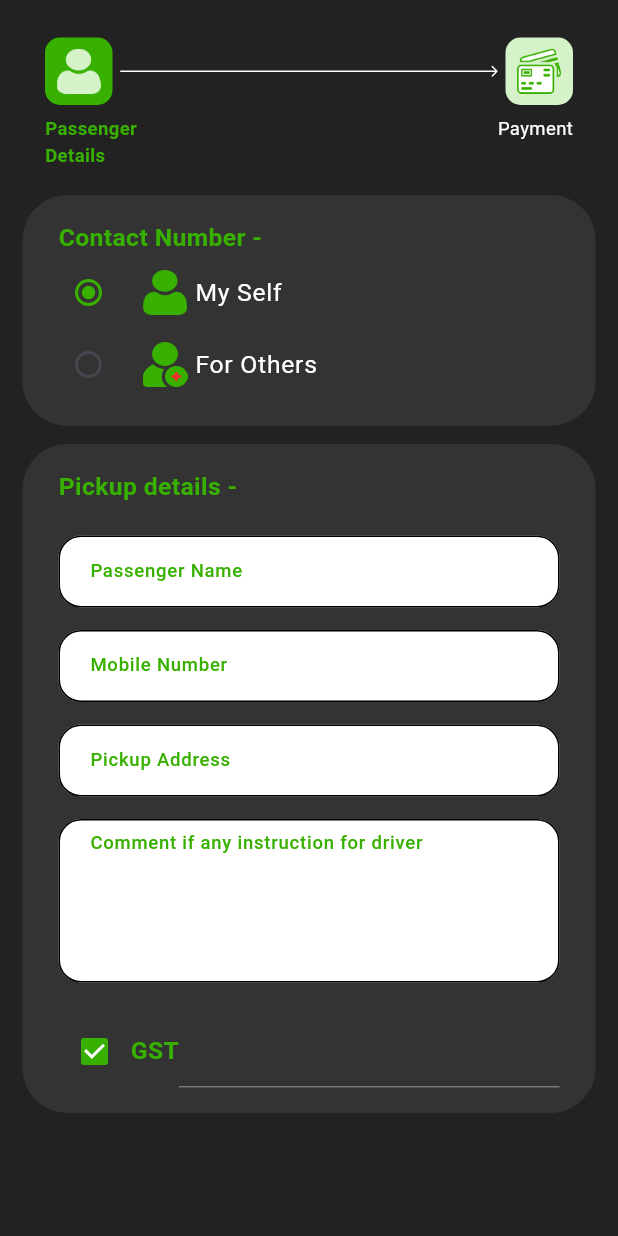
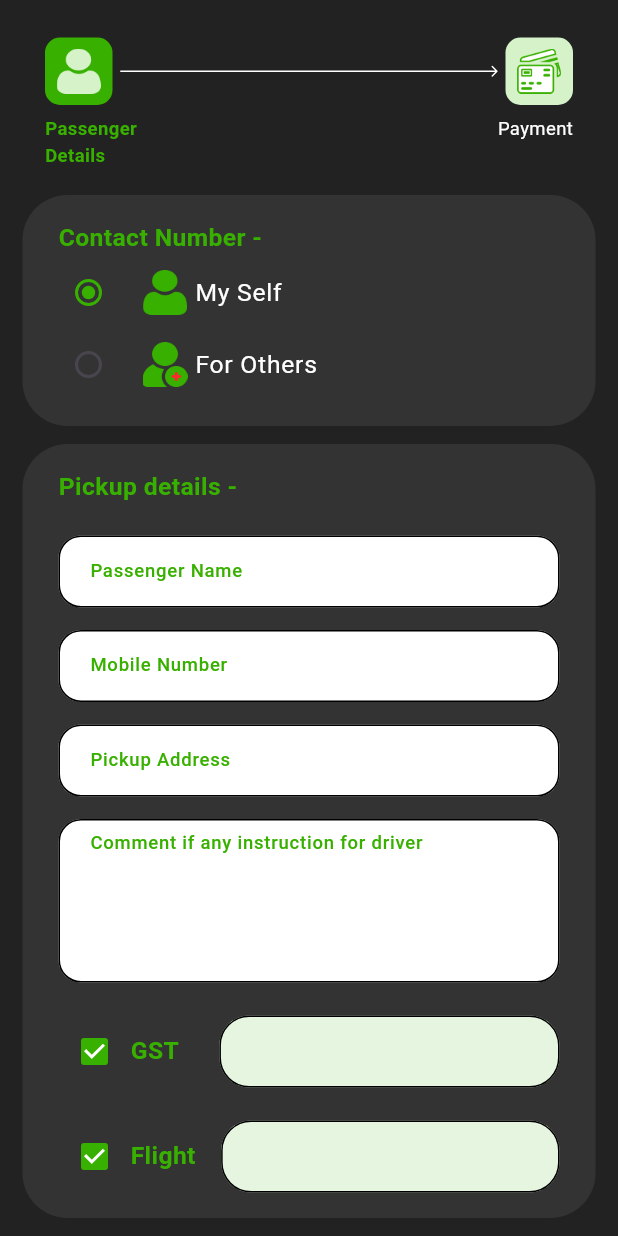
Before and after one commit to MohammedGhazaly/yatri_task, a Flutter app: the screen it shows after launch, on a phone screen of 412 x 824 dp. Run offline on Flutter 3.47's test engine with Material 3 defaults, Android fonts, the phone set to English and light mode, and no system bars; our stand-ins replace flutter_svg.

Commit message:
Finished checkbox with textfield and refactored the section for gst and flight section

```diff
--- a/lib/core/utils/app_colors.dart
+++ b/lib/core/utils/app_colors.dart
@@ -2,7 +2,8 @@ import 'package:flutter/material.dart';
 
 class AppColors {
   static Color primaryColor = const Color(0xff38B000);
-  static Color primaryColorLight = const Color(0xFFD5F2C8);
+  static Color primaryColorLight1 = const Color(0xFFD5F2C8);
+  static Color primaryColorLight2 = const Color(0xFFE6F5E0);
   static Color errorColor = const Color(0xffF92B2B);
   static Color darkColor = const Color(0xff333333);
 }
--- a/lib/core/widgets/renting_progress.dart
+++ b/lib/core/widgets/renting_progress.dart
@@ -43,7 +43,7 @@ class RentingProgress extends StatelessWidget {
                 height: 45,
                 decoration: BoxDecoration(
                   borderRadius: BorderRadius.circular(10),
-                  color: AppColors.primaryColorLight,
+                  color: AppColors.primaryColorLight1,
                 ),
                 child: Center(
                   child: Image.asset(
--- a/lib/features/passenger_details/view/widgets/check_box_and_text_field.dart
+++ b/lib/features/passenger_details/view/widgets/check_box_and_text_field.dart
@@ -3,34 +3,80 @@ import 'package:yatri_car_task/core/utils/app_colors.dart';
 import 'package:yatri_car_task/core/utils/app_style.dart';
 
 class CheckBoxAndTextField extends StatelessWidget {
-  const CheckBoxAndTextField({super.key});
+  final String rentType;
+  final bool isActive;
+  final double sizedBoxValue;
+  const CheckBoxAndTextField(
+      {super.key,
+      required this.rentType,
+      required this.isActive,
+      required this.sizedBoxValue});
 
   @override
   Widget build(BuildContext context) {
     return Row(
       children: [
         Checkbox(
-          value: true,
+          value: isActive,
           onChanged: (value) {},
           activeColor: AppColors.primaryColor,
         ),
         Text(
-          "GST",
+          rentType,
           style: AppStyle.getTextStyleBold16(context).copyWith(
             color: AppColors.primaryColor,
           ),
         ),
-        Expanded(child: CheckBoxTextField())
+        SizedBox(
+          width: sizedBoxValue,
+        ),
+        Expanded(
+            child: CheckBoxTextField(
+          isActive: isActive,
+        ))
       ],
     );
   }
 }
 
 class CheckBoxTextField extends StatelessWidget {
-  const CheckBoxTextField({super.key});
+  final bool isActive;
+  const CheckBoxTextField({super.key, required this.isActive});
 
   @override
   Widget build(BuildContext context) {
-    return TextFormField();
+    return TextFormField(
+      cursorColor: AppColors.primaryColor,
+      decoration: InputDecoration(
+        contentPadding: const EdgeInsets.symmetric(horizontal: 17, vertical: 0),
+        fillColor:
+            isActive == true ? AppColors.primaryColorLight2 : Colors.grey,
+        filled: true,
+        enabled: isActive,
+        hintStyle: AppStyle.getTextStyleMedium12(context).copyWith(
+          color: AppColors.primaryColor,
+        ),
+        border: OutlineInputBorder(
+          borderRadius: BorderRadius.circular(20),
+        ),
+        enabledBorder: OutlineInputBorder(
+          borderRadius: BorderRadius.circular(20),
+        ),
+        // enabled: false,
+        disabledBorder: OutlineInputBorder(
+          borderRadius: BorderRadius.circular(20),
+          borderSide: BorderSide(
+            color: Colors.transparent,
+          ),
+        ),
+        focusedBorder: OutlineInputBorder(
+          borderRadius: BorderRadius.circular(20),
+          borderSide: BorderSide(
+              color: AppColors.primaryColor,
+              style: BorderStyle.solid,
+              width: 2),
+        ),
+      ),
+    );
   }
 }
--- /dev/null
+++ b/lib/features/passenger_details/view/widgets/gst_and_flight_section.dart
@@ -0,0 +1,29 @@
+import 'package:flutter/material.dart';
+import 'package:yatri_car_task/features/passenger_details/view/widgets/check_box_and_text_field.dart';
+
+class GstAndFlightSection extends StatelessWidget {
+  const GstAndFlightSection({
+    super.key,
+  });
+
+  @override
+  Widget build(BuildContext context) {
+    return Column(
+      children: [
+        CheckBoxAndTextField(
+          rentType: "GST",
+          isActive: true,
+          sizedBoxValue: 27,
+        ),
+        const SizedBox(
+          height: 22,
+        ),
+        CheckBoxAndTextField(
+          rentType: "Flight",
+          isActive: true,
+          sizedBoxValue: 17,
+        ),
+      ],
+    );
+  }
+}
--- a/lib/features/passenger_details/view/widgets/pickup_details_form.dart
+++ b/lib/features/passenger_details/view/widgets/pickup_details_form.dart
@@ -3,6 +3,7 @@ import 'package:yatri_car_task/core/utils/app_colors.dart';
 import 'package:yatri_car_task/core/utils/app_style.dart';
 import 'package:yatri_car_task/core/widgets/custom_text_field.dart';
 import 'package:yatri_car_task/features/passenger_details/view/widgets/check_box_and_text_field.dart';
+import 'package:yatri_car_task/features/passenger_details/view/widgets/gst_and_flight_section.dart';
 
 class PickupDetailsForm extends StatelessWidget {
   const PickupDetailsForm({super.key});
@@ -38,7 +39,7 @@ class PickupDetailsForm extends StatelessWidget {
                 maxLines: 5,
                 verticalPadding: 7),
             const SizedBox(height: 22),
-            CheckBoxAndTextField()
+            GstAndFlightSection(),
           ],
         ),
       ),
```
